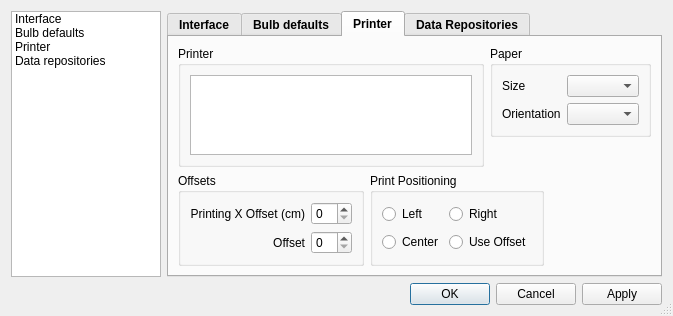
This is Ui/Preferences.ui in mgian/bulbcalculator as Qt 5 draws it before an edit. The edited form follows.
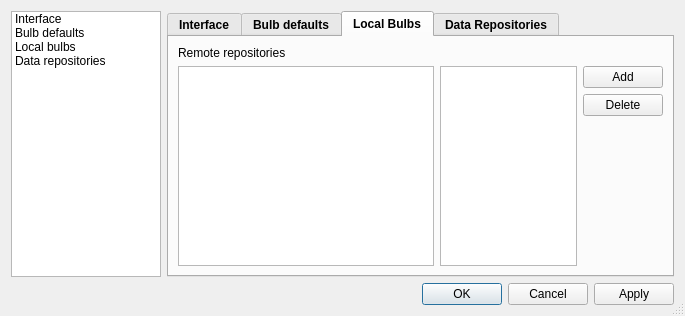
This is the edited form. The open tabs and pages were chosen to show the change. Icons and pictures are not drawn.

Commit message: - Moved the 3d resolution settings to the toolbar - Added the local bulb preferences - Code clean up - Removed old code - Fixed compilation warning

The edit to the form file:
```diff
--- a/Ui/Preferences.ui
+++ b/Ui/Preferences.ui
@@ -9,8 +9,8 @@
    <rect>
     <x>0</x>
     <y>0</y>
-    <width>673</width>
-    <height>284</height>
+    <width>685</width>
+    <height>278</height>
    </rect>
   </property>
   <property name="windowTitle">
@@ -98,7 +98,7 @@
        </item>
        <item>
         <property name="text">
-         <string>Printer</string>
+         <string>Local bulbs</string>
         </property>
         <property name="icon">
          <iconset resource="../BulbCalculator.qrc">
@@ -700,198 +700,94 @@
           <normaloff>:/MainWin/share/images/printer.png</normaloff>:/MainWin/share/images/printer.png</iconset>
         </attribute>
         <attribute name="title">
-         <string>Printer</string>
+         <string>Local Bulbs</string>
         </attribute>
-        <layout class="QGridLayout" name="gridLayout_11">
-         <item row="0" column="0" colspan="2">
-          <widget class="QGroupBox" name="groupBox_10">
+        <layout class="QVBoxLayout" name="verticalLayout">
+         <item>
+          <widget class="QLabel" name="label_18">
            <property name="font">
             <font>
              <weight>50</weight>
              <bold>false</bold>
             </font>
            </property>
-           <property name="title">
-            <string>Printer</string>
+           <property name="text">
+            <string>Remote repositories</string>
            </property>
-           <layout class="QVBoxLayout" name="verticalLayout_2">
-            <item>
-             <widget class="QListWidget" name="LW_DefPrinter">
-              <property name="editTriggers">
-               <set>QAbstractItemView::NoEditTriggers</set>
-              </property>
-              <property name="viewMode">
-               <enum>QListView::IconMode</enum>
-              </property>
-             </widget>
-            </item>
-           </layout>
           </widget>
          </item>
-         <item row="0" column="2">
-          <layout class="QVBoxLayout" name="verticalLayout_3">
-           <item>
-            <widget class="QGroupBox" name="groupBox_4">
-             <property name="font">
-              <font>
-               <weight>50</weight>
-               <bold>false</bold>
-              </font>
-             </property>
-             <property name="title">
-              <string>Paper</string>
-             </property>
-             <layout class="QGridLayout" name="gridLayout_8">
-              <item row="0" column="0">
-               <widget class="QLabel" name="label_13">
-                <property name="text">
-                 <string>Size</string>
-                </property>
-               </widget>
-              </item>
-              <item row="0" column="1">
-               <widget class="QComboBox" name="CB_DefPaperSize"/>
-              </item>
-              <item row="1" column="0">
-               <widget class="QLabel" name="label_14">
-                <property name="text">
-                 <string>Orientation</string>
-                </property>
-               </widget>
-              </item>
-              <item row="1" column="1">
-               <widget class="QComboBox" name="CB_DefPaperOrientation"/>
-              </item>
-             </layout>
-            </widget>
-           </item>
-           <item>
-            <spacer name="verticalSpacer_3">
-             <property name="orientation">
-              <enum>Qt::Vertical</enum>
-             </property>
-             <property name="sizeHint" stdset="0">
-              <size>
-               <width>20</width>
-               <height>40</height>
-              </size>
-             </property>
-            </spacer>
-           </item>
-          </layout>
-         </item>
-         <item row="1" column="0">
-          <widget class="QGroupBox" name="groupBox_9">
-           <property name="font">
-            <font>
-             <weight>50</weight>
-             <bold>false</bold>
-            </font>
-           </property>
-           <property name="title">
-            <string>Offsets</string>
-           </property>
-           <layout class="QGridLayout" name="gridLayout_10">
-            <item row="0" column="0">
-             <widget class="QLabel" name="label_15">
-              <property name="text">
-               <string>Printing X Offset (cm)</string>
-              </property>
-              <property name="alignment">
-               <set>Qt::AlignRight|Qt::AlignTrailing|Qt::AlignVCenter</set>
-              </property>
-             </widget>
-            </item>
-            <item row="0" column="1">
-             <widget class="QSpinBox" name="SB_PrintOffset">
-              <property name="sizePolicy">
-               <sizepolicy hsizetype="Fixed" vsizetype="Fixed">
-                <horstretch>0</horstretch>
-                <verstretch>0</verstretch>
-               </sizepolicy>
-              </property>
-             </widget>
-            </item>
-            <item row="1" column="0">
-             <widget class="QLabel" name="label_16">
-              <property name="text">
-               <string>Offset</string>
-              </property>
-              <property name="alignment">
-               <set>Qt::AlignRight|Qt::AlignTrailing|Qt::AlignVCenter</set>
-              </property>
-             </widget>
-            </item>
-            <item row="1" column="1">
-             <widget class="QSpinBox" name="SB_Offset">
-              <property name="sizePolicy">
-               <sizepolicy hsizetype="Fixed" vsizetype="Fixed">
-                <horstretch>0</horstretch>
-                <verstretch>0</verstretch>
-               </sizepolicy>
-              </property>
-             </widget>
-            </item>
-           </layout>
-          </widget>
-         </item>
-         <item row="1" column="1" colspan="2">
+         <item>
           <layout class="QHBoxLayout" name="horizontalLayout_5">
            <item>
-            <widget class="QGroupBox" name="groupBox_7">
-             <property name="font">
-              <font>
-               <weight>50</weight>
-               <bold>false</bold>
-              </font>
+            <widget class="QListWidget" name="L_DirList">
+             <property name="sizePolicy">
+              <sizepolicy hsizetype="Expanding" vsizetype="Expanding">
+               <horstretch>0</horstretch>
+               <verstretch>0</verstretch>
+              </sizepolicy>
              </property>
-             <property name="title">
-              <string>Print Positioning</string>
-             </property>
-             <layout class="QGridLayout" name="gridLayout_9">
-              <item row="0" column="0">
-               <widget class="QRadioButton" name="RB_Left">
-                <property name="text">
-                 <string>Left</string>
-                </property>
-               </widget>
-              </item>
-              <item row="1" column="0">
-               <widget class="QRadioButton" name="RB_Center">
-                <property name="text">
-                 <string>Center</string>
-                </property>
-               </widget>
-              </item>
-              <item row="1" column="1">
-               <widget class="QRadioButton" name="R_Offset">
-                <property name="text">
-                 <string>Use Offset</string>
-                </property>
-               </widget>
-              </item>
-              <item row="0" column="1">
-               <widget class="QRadioButton" name="RB_Right">
-                <property name="text">
-                 <string>Right</string>
-                </property>
-               </widget>
-              </item>
-             </layout>
             </widget>
            </item>
            <item>
-            <spacer name="horizontalSpacer_3">
-             <property name="orientation">
-              <enum>Qt::Horizontal</enum>
+            <widget class="QListView" name="L_BulbList">
+             <property name="sizePolicy">
+              <sizepolicy hsizetype="Expanding" vsizetype="Expanding">
+               <horstretch>1</horstretch>
+               <verstretch>0</verstretch>
+              </sizepolicy>
              </property>
-             <property name="sizeHint" stdset="0">
-              <size>
-               <width>40</width>
-               <height>20</height>
-              </size>
-             </property>
-            </spacer>
+            </widget>
+           </item>
+           <item>
+            <layout class="QVBoxLayout" name="verticalLayout_6">
+             <item>
+              <widget class="QPushButton" name="B_AddDirectory">
+               <property name="font">
+                <font>
+                 <weight>50</weight>
+                 <bold>false</bold>
+                </font>
+               </property>
+               <property name="text">
+                <string>Add</string>
+               </property>
+               <property name="icon">
+                <iconset resource="../BulbCalculator.qrc">
+                 <normaloff>:/MainWin/share/images/edit_add.png</normaloff>:/MainWin/share/images/edit_add.png</iconset>
+               </property>
+              </widget>
+             </item>
+             <item>
+              <widget class="QPushButton" name="B_DeleteDirectory">
+               <property name="font">
+                <font>
+                 <weight>50</weight>
+                 <bold>false</bold>
+                </font>
+               </property>
+               <property name="text">
+                <string>Delete</string>
+               </property>
+               <property name="icon">
+                <iconset resource="../BulbCalculator.qrc">
+                 <normaloff>:/MainWin/share/images/edit_remove.png</normaloff>:/MainWin/share/images/edit_remove.png</iconset>
+               </property>
+              </widget>
+             </item>
+             <item>
+              <spacer name="verticalSpacer_7">
+               <property name="orientation">
+                <enum>Qt::Vertical</enum>
+               </property>
+               <property name="sizeHint" stdset="0">
+                <size>
+                 <width>20</width>
+                 <height>40</height>
+                </size>
+               </property>
+              </spacer>
+             </item>
+            </layout>
            </item>
           </layout>
          </item>
```
Left out of the diff: 38 changed lines with no effect on the pictures. The commit also changes 6 other files.
